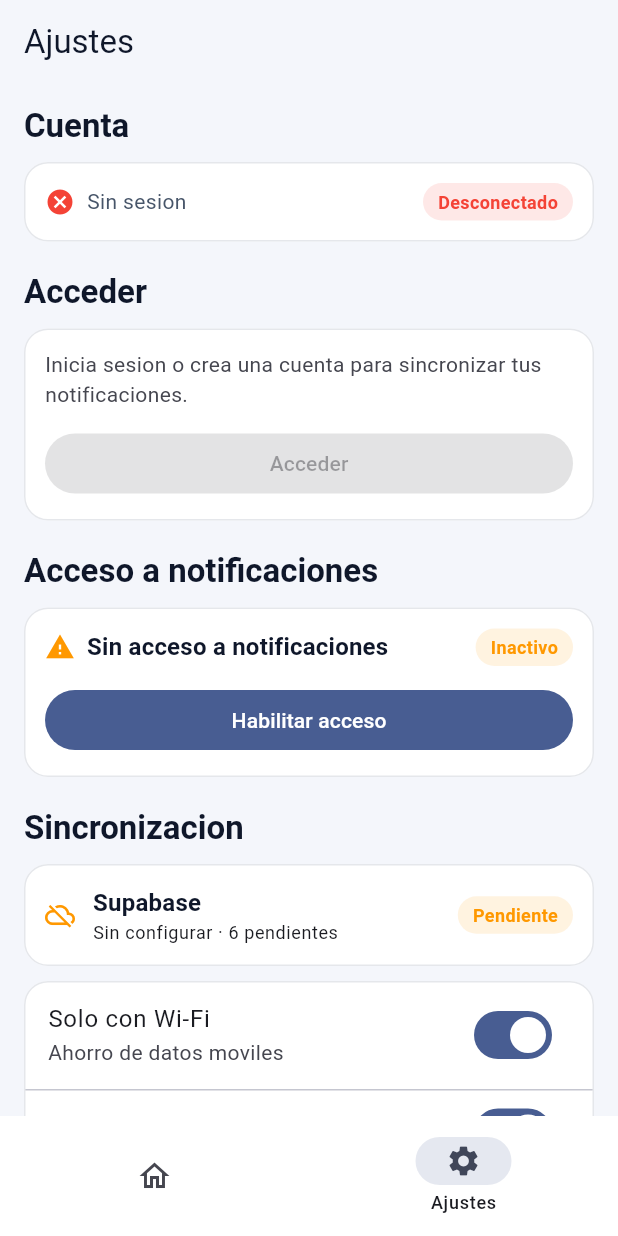
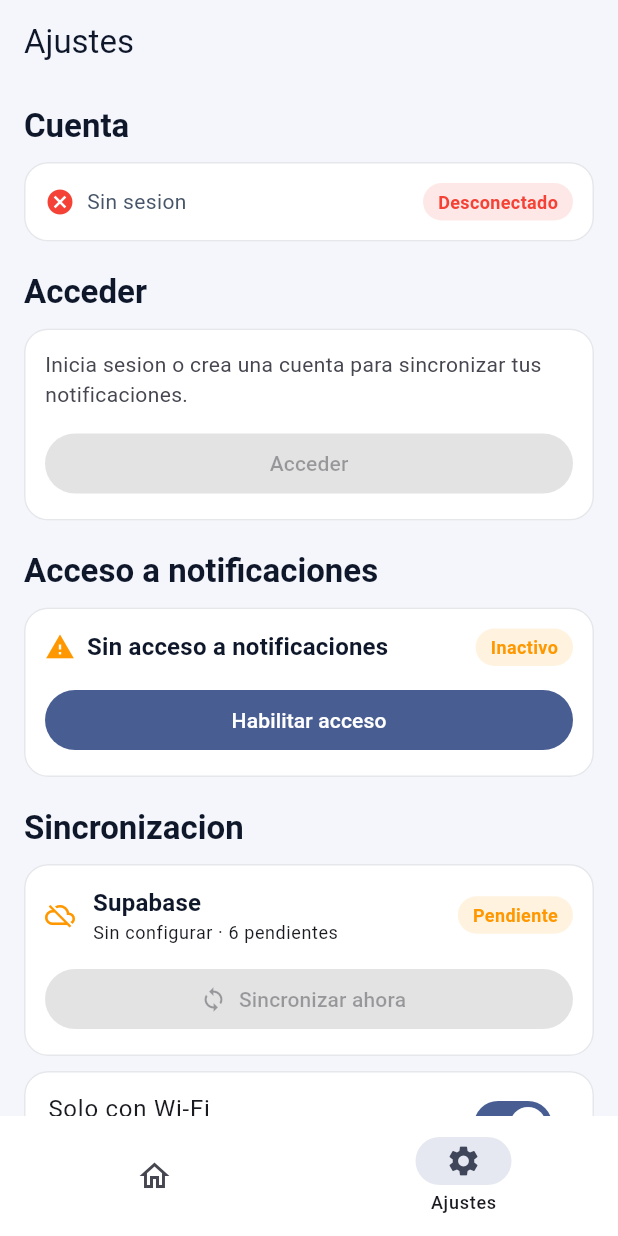
Before and after one commit to favodev/noty, a Flutter app: the screen it shows after launch, item 2 of the bottom bar chosen, on a phone screen of 412 x 824 dp. Run offline on Flutter 3.47's test engine with Material 3 defaults, Android fonts, the light colour scheme and no system bars; our stand-ins replace sqflite, supabase_flutter; accounts and stored records are empty.

Commit message:
feat: refactor SyncCard layout and add sync button functionality

```diff
--- a/lib/features/settings/presentation/settings_page.dart
+++ b/lib/features/settings/presentation/settings_page.dart
@@ -238,21 +238,6 @@ class _SupabaseStatusViewModel {
 }
 
 // Widgets
-class _SectionTitle extends StatelessWidget {
-  const _SectionTitle(this.title);
-  final String title;
-
-  @override
-  Widget build(BuildContext context) {
-    return Text(
-      title,
-      style: Theme.of(context).textTheme.titleLarge?.copyWith(
-            fontWeight: FontWeight.w700,
-          ),
-    );
-  }
-}
-
 class _AccountCard extends StatelessWidget {
   const _AccountCard({
     required this.email,
@@ -557,7 +542,10 @@ class _SyncCard extends StatelessWidget {
     return Card(
       child: Padding(
         padding: const EdgeInsets.all(14),
-        child: Row(
+        child: Column(
+          crossAxisAlignment: CrossAxisAlignment.start,
+          children: <Widget>[
+            Row(
               children: <Widget>[
                 Icon(
                   status.label == 'Conectado' ? Icons.cloud_done : Icons.cloud_off,
@@ -585,6 +573,23 @@ class _SyncCard extends StatelessWidget {
                 _StatusBadge(
                   label: status.label,
                   color: status.color,
+                ),
+              ],
+            ),
+            const SizedBox(height: 12),
+            SizedBox(
+              width: double.infinity,
+              child: FilledButton.icon(
+                onPressed: canSyncNow && !isSyncing ? onSyncNow : null,
+                icon: isSyncing
+                    ? const SizedBox(
+                        width: 14,
+                        height: 14,
+                        child: CircularProgressIndicator(strokeWidth: 2),
+                      )
+                    : const Icon(Icons.sync),
+                label: Text(isSyncing ? 'Sincronizando...' : 'Sincronizar ahora'),
+              ),
             ),
           ],
         ),
```
Also changed, not shown: 1 other file. Lines whose indentation alone changed are shown as unchanged.
